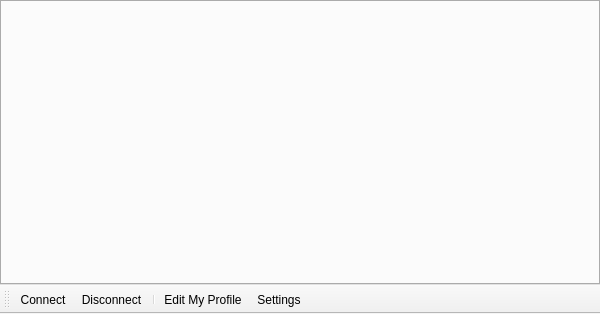
c3c/quazaa, file branch/Rewrite/UI/widgetchatcenter.ui: the form before one commit.
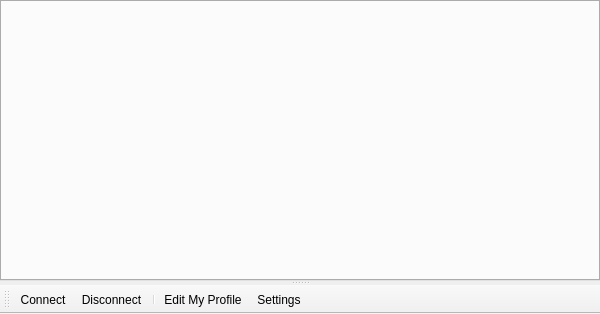
The form after the commit. Icons and pictures are not drawn.

Commit message: Redesign of chat text input and Private Message interface. More to be done.

```diff
--- a/branch/Rewrite/UI/widgetchatcenter.ui
+++ b/branch/Rewrite/UI/widgetchatcenter.ui
@@ -14,15 +14,16 @@
    <string>Chat Center</string>
   </property>
   <widget class="QWidget" name="centralwidget">
-   <layout class="QVBoxLayout" name="verticalLayout">
-    <property name="spacing">
-     <number>0</number>
-    </property>
+   <layout class="QHBoxLayout" name="horizontalLayout">
     <property name="margin">
      <number>0</number>
     </property>
     <item>
-     <widget class="QTabWidget" name="tabWidget">
+     <widget class="QSplitter" name="splitter">
+      <property name="orientation">
+       <enum>Qt::Vertical</enum>
+      </property>
+      <widget class="QTabWidget" name="tabWidgetChatRooms">
       <property name="tabPosition">
        <enum>QTabWidget::North</enum>
       </property>
@@ -32,6 +33,10 @@
       <property name="tabsClosable">
        <bool>true</bool>
       </property>
+      </widget>
+      <widget class="QWidget" name="horizontalLayoutWidget">
+       <layout class="QHBoxLayout" name="horizontalLayoutTextInput"/>
+      </widget>
      </widget>
     </item>
    </layout>
```
Lines whose indentation alone changed are shown as unchanged. The commit also changes 23 other files.
